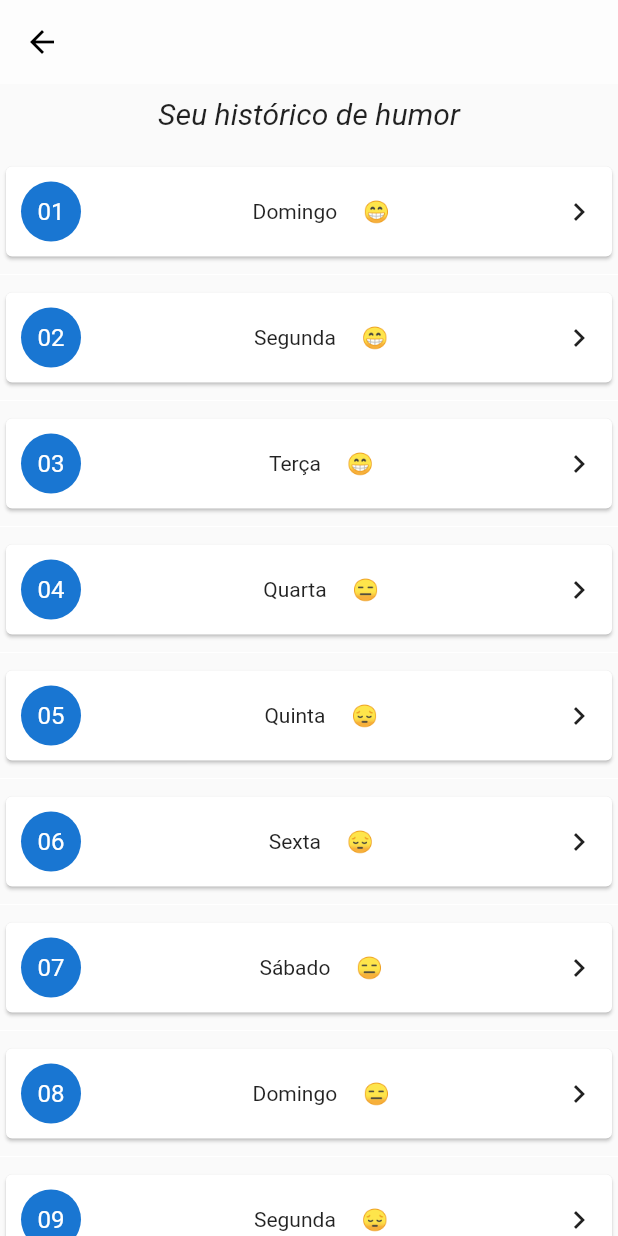
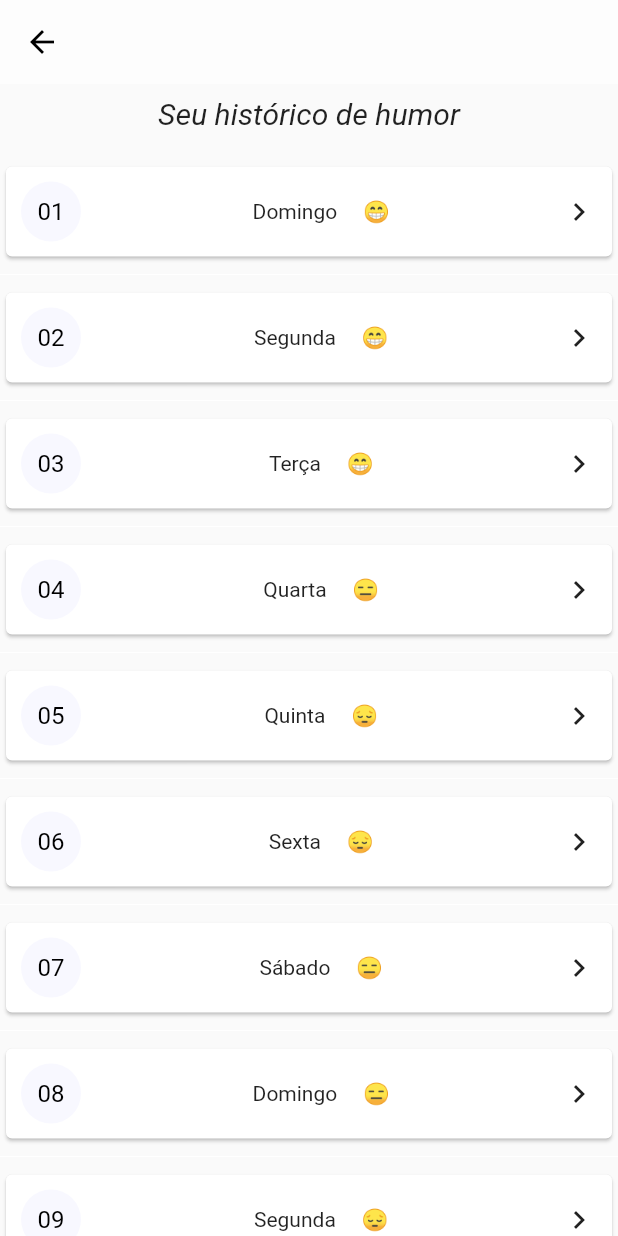
Before and after one commit to themaripool/INF1300-Trabalho, a Flutter app: the screen it shows after launch, after a tap on "Histórico de humor", on a phone screen of 412 x 824 dp. Run offline on Flutter 3.47's test engine with Material 2 defaults, Android fonts, the phone set to English and light mode, and no system bars; our stand-ins replace auto_size_text, splashscreen; missing offline and left inert: fcharts; Roboto replaces fonts that are missing (OpenSans).

Commit message:
[ADD] coisas na tela do grafico

```diff
--- a/inf1300_relax/lib/initial_view.dart
+++ b/inf1300_relax/lib/initial_view.dart
@@ -55,7 +55,7 @@ class _MainPageState extends State<MainPage> {
 
             // Card com o título, contendo dia e dia da semana
             Container(
-              margin: EdgeInsets.only(top: 35, left: 8),
+              margin: EdgeInsets.only(top: 40, left: 8),
               width: 300,
               height: 50,
               child:
@@ -72,12 +72,12 @@ class _MainPageState extends State<MainPage> {
             // Card com o medidor de humor do dia
             Card(
               shadowColor: Colors.black,
-              color: Color.fromRGBO(240, 248, 255, 1),
+              color: Color.fromRGBO(248, 248, 255, 1),
               child:Container(
                   width: 300,
                   height: 150,
                   decoration: new BoxDecoration(
-                    color: Color.fromRGBO(240, 248, 255, 1),
+                    color: Color.fromRGBO(248, 248, 255, 1),
                     borderRadius: new BorderRadius.all(Radius.circular(10))
                   ),
                   child: Column(
@@ -151,13 +151,13 @@ class _MainPageState extends State<MainPage> {
 
                   child: Card(
                     shadowColor: Colors.black,
-                    color: Color.fromRGBO(240, 248, 255, 1),
+                    color: Color.fromRGBO(248, 248, 255, 1),
                     child:
                       Container(
                         width: 150,
                         height: 90,
                         decoration: new BoxDecoration(
-                          color: Color.fromRGBO(240, 248, 255, 1),
+                          color: Color.fromRGBO(248, 248, 255, 1),
                           borderRadius: new BorderRadius.all(Radius.circular(10))
                         ),
                         child: Row(
--- a/inf1300_relax/lib/thirdPage.dart
+++ b/inf1300_relax/lib/thirdPage.dart
@@ -110,9 +110,6 @@ class _ThirdPageState extends State<ThirdPage> {
                       ),
                     ),
 
-
-
-
                     child: new GestureDetector(
                       onTap: (){
                         print("clicked on card $index");
@@ -128,9 +125,12 @@ class _ThirdPageState extends State<ThirdPage> {
                           padding: EdgeInsets.all(10),
                             child: new Row(
                               mainAxisAlignment: MainAxisAlignment.spaceBetween,
+                              children: <Widget>[
 
-                              children: <Widget>[
-                                CircleAvatar(child: Text(data[index]['intDiaSemana']),),
+                                CircleAvatar(
+                                  backgroundColor: Color.fromRGBO(248, 248, 255, 1),
+                                  child: Text(data[index]['intDiaSemana'], style: TextStyle(color: Colors.black),),
+                                ),
 
                                 Text(data[index]['diaSemana'] + "     " + data[index]['humor']),
 
```
Also changed, not shown: inf1300_relax/lib/secondPage.dart (+62 -17 lines).
